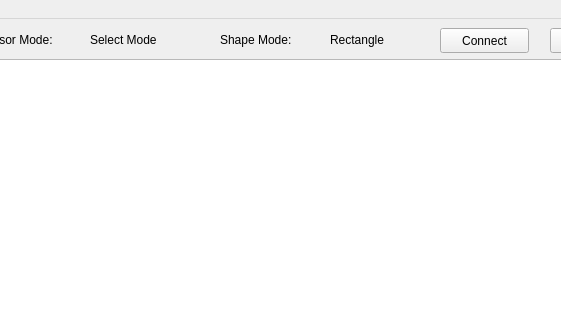
amansahil/Smart-Annotate, file SRC/labeller.ui: the form before one commit; both pictures show x 520 to 1081 and y 0 to 320 of the 1308 by 778 pixel window.
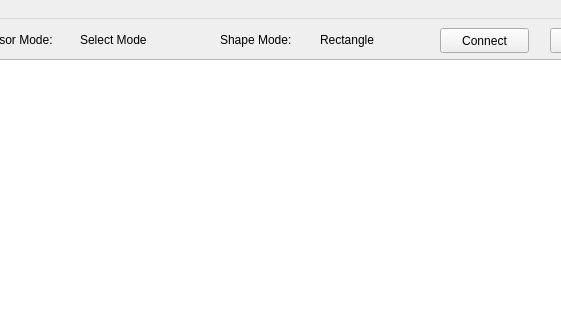
The form after the commit. Icons and pictures are not drawn.

What changed in the file:
```diff
--- a/SRC/labeller.ui
+++ b/SRC/labeller.ui
@@ -375,7 +375,7 @@
    <widget class="QLabel" name="cursorLabel">
     <property name="geometry">
      <rect>
-      <x>610</x>
+      <x>600</x>
       <y>10</y>
       <width>111</width>
       <height>21</height>
@@ -427,7 +427,7 @@
    <widget class="QLabel" name="shapeLabel">
     <property name="geometry">
      <rect>
-      <x>850</x>
+      <x>840</x>
       <y>10</y>
       <width>151</width>
       <height>21</height>
```
